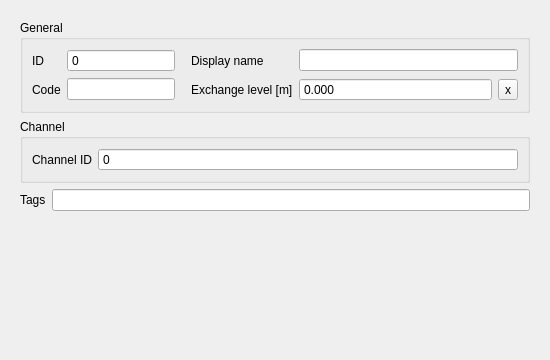
Above: threedi_schematisation_editor/forms/ui/exchange_line.ui from nens/threedi-schematisation-editor before the change; both pictures show x 0 to 550 and y 0 to 360 of the 550 by 550 pixel window. Below: the same form after it.
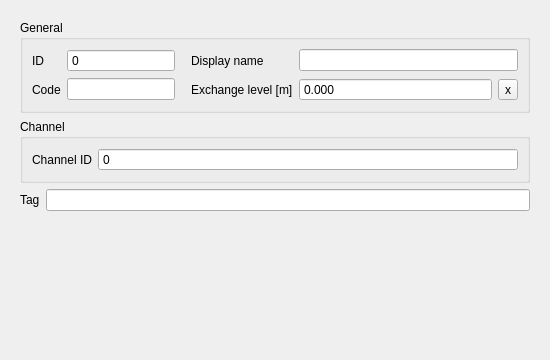
That is the form after the change.

```diff
--- a/threedi_schematisation_editor/forms/ui/exchange_line.ui
+++ b/threedi_schematisation_editor/forms/ui/exchange_line.ui
@@ -274,7 +274,7 @@
          <item>
           <widget class="QLabel" name="label_15">
            <property name="text">
-            <string>Tags</string>
+            <string>Tag</string>
            </property>
           </widget>
          </item>
```
